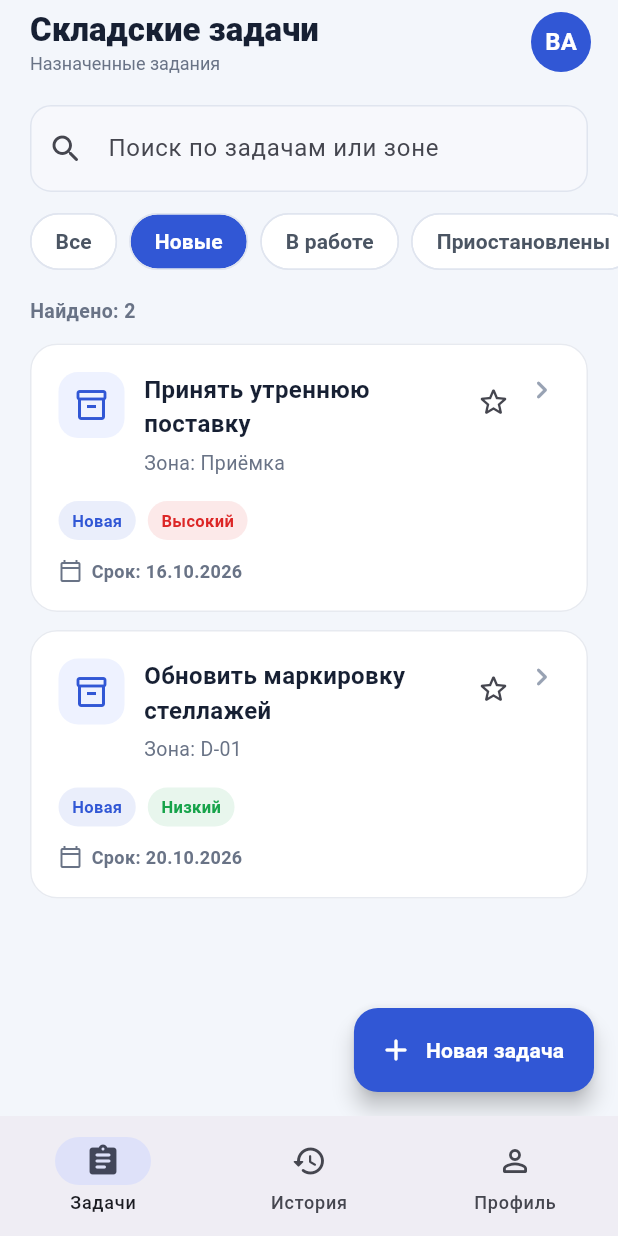
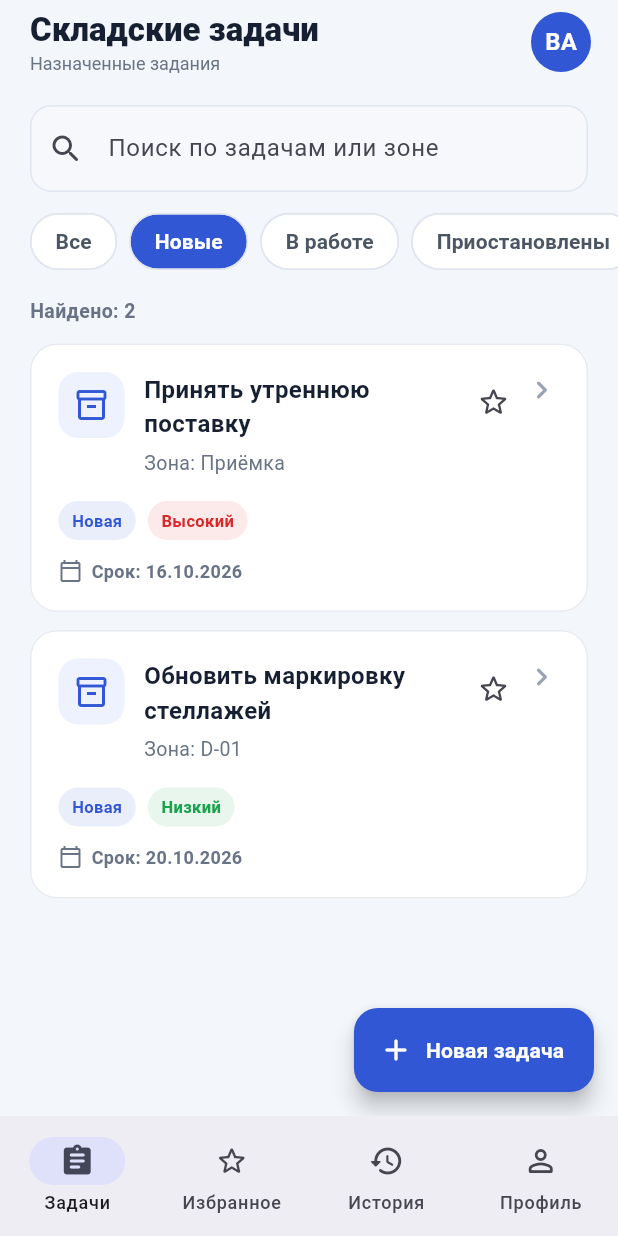
Before and after one commit to BeliiAndrei/SmartTaskHandlerMobile, a Flutter app: the TaskListPage screen opened by its route, after a tap on "Новые", on a phone screen of 412 x 824 dp. Run offline on Flutter 3.47's test engine with Material 3 defaults, Android fonts, the phone set to English and light mode, and no system bars; our stand-ins replace go_router.

Commit message:
L3: добавлено сохранение избранных задач в JSON

```diff
--- a/lib/main.dart
+++ b/lib/main.dart
@@ -1,19 +1,34 @@
 import 'package:flutter/material.dart';
 
 import 'router.dart';
+import 'services/favorite_repository.dart';
+import 'services/favorite_store.dart';
+import 'widgets/favorites_scope.dart';
 
-void main() {
+final defaultFavoriteStore = FavoriteStore(FavoriteRepository());
+
+Future<void> main() async {
+  WidgetsFlutterBinding.ensureInitialized();
+  try {
+    await defaultFavoriteStore.load();
+  } catch (error) {
+    debugPrint('Failed to load favorites: $error');
+  }
   runApp(const SmartTaskHandlerApp());
 }
 
 class SmartTaskHandlerApp extends StatelessWidget {
-  const SmartTaskHandlerApp({super.key});
+  const SmartTaskHandlerApp({super.key, this.favoriteStore});
+
+  final FavoriteStore? favoriteStore;
 
   @override
   Widget build(BuildContext context) {
     const primary = Color(0xFF3157D5);
 
-    return MaterialApp.router(
+    return FavoritesScope(
+      store: favoriteStore ?? defaultFavoriteStore,
+      child: MaterialApp.router(
         debugShowCheckedModeBanner: false,
         title: 'SmartTaskHandler',
         theme: ThemeData(
@@ -42,6 +57,7 @@ class SmartTaskHandlerApp extends StatelessWidget {
           ),
         ),
         routerConfig: router,
+      ),
     );
   }
 }
--- a/lib/router.dart
+++ b/lib/router.dart
@@ -2,6 +2,7 @@ import 'package:flutter/material.dart';
 import 'package:go_router/go_router.dart';
 
 import 'screens/auth_screen.dart';
+import 'screens/favorites_screen.dart';
 import 'screens/profile_screen.dart';
 import 'screens/task_details_screen.dart';
 import 'screens/task_form_screen.dart';
@@ -36,6 +37,15 @@ final router = GoRouter(
                 ),
                 _taskDetailsRoute(':id'),
               ],
+            ),
+          ],
+        ),
+        StatefulShellBranch(
+          routes: [
+            GoRoute(
+              path: '/favorites',
+              builder: (context, state) => const FavoritesPage(),
+              routes: [_taskDetailsRoute(':id')],
             ),
           ],
         ),
--- /dev/null
+++ b/lib/screens/favorites_screen.dart
@@ -0,0 +1,73 @@
+import 'package:flutter/material.dart';
+import 'package:go_router/go_router.dart';
+
+import '../data/mock_tasks.dart';
+import '../widgets/favorite_actions.dart';
+import '../widgets/favorites_scope.dart';
+import '../widgets/task_card.dart';
+
+class FavoritesPage extends StatelessWidget {
+  const FavoritesPage({super.key});
+
+  @override
+  Widget build(BuildContext context) {
+    final favorites = FavoritesScope.of(context);
+    final tasks = mockTasks
+        .where((task) => favorites.contains(task.id))
+        .toList();
+
+    return Scaffold(
+      appBar: AppBar(title: const Text('Избранное')),
+      body: favorites.hasLoadError
+          ? Center(
+              child: Column(
+                mainAxisSize: MainAxisSize.min,
+                children: [
+                  const Text('Не удалось прочитать избранное'),
+                  const SizedBox(height: 12),
+                  FilledButton(
+                    onPressed: () async {
+                      try {
+                        await favorites.load();
+                      } catch (_) {
+                        // Keep the error visible; do not overwrite the JSON file.
+                      }
+                    },
+                    child: const Text('Повторить'),
+                  ),
+                ],
+              ),
+            )
+          : tasks.isEmpty
+          ? const Center(
+              child: Column(
+                mainAxisSize: MainAxisSize.min,
+                children: [
+                  Icon(
+                    Icons.star_border_rounded,
+                    size: 60,
+                    color: Color(0xFF98A2B3),
+                  ),
+                  SizedBox(height: 12),
+                  Text('Пока нет избранных задач'),
+                ],
+              ),
+            )
+          : ListView.separated(
+              padding: const EdgeInsets.fromLTRB(20, 18, 20, 32),
+              itemCount: tasks.length,
+              separatorBuilder: (_, _) => const SizedBox(height: 12),
+              itemBuilder: (_, index) {
+                final task = tasks[index];
+                return TaskCard(
+                  task: task,
+                  isFavorite: favorites.contains(task.id),
+                  onTap: () => context.push('/favorites/${task.id}'),
+                  onFavoriteToggle: () =>
+                      toggleFavoriteWithFeedback(context, task.id),
+                );
+              },
+            ),
+    );
+  }
+}
--- a/lib/screens/task_history_screen.dart
+++ b/lib/screens/task_history_screen.dart
@@ -4,6 +4,8 @@ import 'package:go_router/go_router.dart';
 import '../data/mock_tasks.dart';
 import '../models/warehouse_task.dart';
 import '../services/task_logic.dart';
+import '../widgets/favorite_actions.dart';
+import '../widgets/favorites_scope.dart';
 import '../widgets/task_card.dart';
 
 class TaskHistoryPage extends StatelessWidget {
@@ -23,6 +25,7 @@ class TaskHistoryPage extends StatelessWidget {
     BuildContext context,
     List<WarehouseTask> completedTasks,
   ) {
+    final favorites = FavoritesScope.of(context);
     if (completedTasks.isEmpty) {
       return const Center(
         child: Padding(
@@ -99,7 +102,10 @@ class TaskHistoryPage extends StatelessWidget {
         for (final task in completedTasks) ...[
           TaskCard(
             task: task,
+            isFavorite: favorites.contains(task.id),
             onTap: () => context.push('/history/${task.id}'),
+            onFavoriteToggle: () =>
+                toggleFavoriteWithFeedback(context, task.id),
             showPriority: false,
             showDueDate: false,
             showChevron: false,
--- a/lib/widgets/app_shell.dart
+++ b/lib/widgets/app_shell.dart
@@ -20,6 +20,11 @@ class AppShell extends StatelessWidget {
             label: 'Задачи',
           ),
           NavigationDestination(
+            icon: Icon(Icons.star_border_rounded),
+            selectedIcon: Icon(Icons.star_rounded),
+            label: 'Избранное',
+          ),
+          NavigationDestination(
             icon: Icon(Icons.history_rounded),
             label: 'История',
           ),
--- /dev/null
+++ b/lib/widgets/favorites_scope.dart
@@ -0,0 +1,17 @@
+import 'package:flutter/material.dart';
+
+import '../services/favorite_store.dart';
+
+class FavoritesScope extends InheritedNotifier<FavoriteStore> {
+  const FavoritesScope({
+    super.key,
+    required FavoriteStore store,
+    required super.child,
+  }) : super(notifier: store);
+
+  static FavoriteStore of(BuildContext context) {
+    final scope = context.dependOnInheritedWidgetOfExactType<FavoritesScope>();
+    assert(scope != null, 'FavoritesScope is missing above this widget');
+    return scope!.notifier!;
+  }
+}
--- a/lib/widgets/task_card.dart
+++ b/lib/widgets/task_card.dart
@@ -9,16 +9,18 @@ class TaskCard extends StatelessWidget {
   const TaskCard({
     super.key,
     required this.task,
+    required this.isFavorite,
     this.onTap,
     this.onFavoriteToggle,
     this.showZone = true,
     this.showStatus = true,
     this.showPriority = true,
     this.showDueDate = true,
-    this.showChevron = true
+    this.showChevron = true,
   });
 
   final WarehouseTask task;
+  final bool isFavorite;
   final VoidCallback? onTap;
   final VoidCallback? onFavoriteToggle;
   final bool showZone;
@@ -93,7 +95,7 @@ class TaskCard extends StatelessWidget {
                   ),
                   if (onFavoriteToggle != null)
                     FavoriteButton(
-                      isFavorite: task.isFavorite,
+                      isFavorite: isFavorite,
                       onPressed: onFavoriteToggle!,
                       compact: true,
                     ),
--- a/pubspec.yaml
+++ b/pubspec.yaml
@@ -11,6 +11,7 @@ dependencies:
     sdk: flutter
   cupertino_icons: ^1.0.8
   go_router: ^18.0.2
+  path_provider: ^2.1.6
 
 dev_dependencies:
   flutter_test:
```
Also changed, not shown: lib/screens/task_details_screen.dart (+5 -25 lines), lib/screens/task_list_screen.dart (+6 -23 lines), lib/services/favorite_repository.dart (added, +52 -0 lines), lib/services/favorite_store.dart (added, +51 -0 lines), lib/widgets/favorite_actions.dart (added, +52 -0 lines), pubspec.lock, 2 other files. Lines whose indentation alone changed are shown as unchanged.
